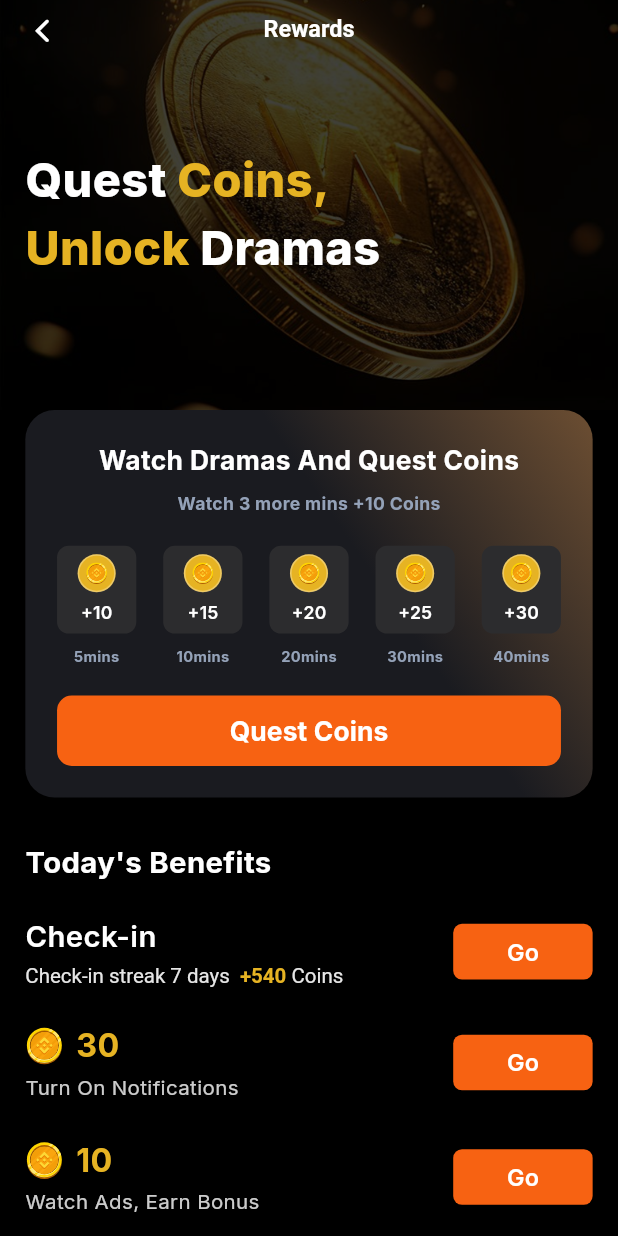
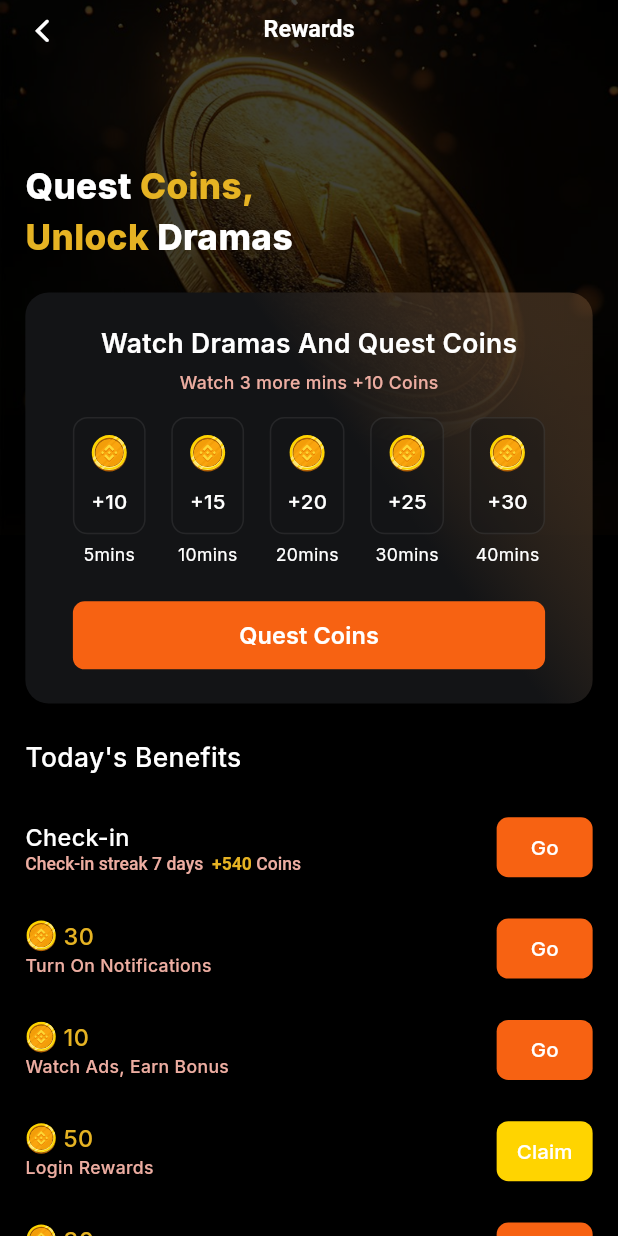
Before and after one commit to sakilkhan649/uremz100, a Flutter app: the RewardsScreen screen opened directly, on a phone screen of 412 x 824 dp. Run offline on Flutter 3.47's test engine with Material 3 defaults, Android fonts, the phone set to English and light mode, and no system bars; our stand-ins replace flutter_screenutil, flutter_svg, get, google_fonts, pinput.

Commit message:
Rewards page done

```diff
--- a/lib/View/Home/Rewards/Widget/reward_step_widget.dart
+++ b/lib/View/Home/Rewards/Widget/reward_step_widget.dart
@@ -22,46 +22,32 @@
     return Column(
       children: [
         Container(
-          width: 50.w,
-          height: 60.h,
+          padding: EdgeInsets.all(10.w),
           decoration: BoxDecoration(
-            color: Color(0xFF2C2C2E),
-            borderRadius: BorderRadius.circular(8.r),
+            color: const Color(0xFF131416).withOpacity(0.4),
+            borderRadius: BorderRadius.circular(10.r),
+            border: Border.all(color: Colors.white.withOpacity(0.08), width: 1),
           ),
           child: Column(
             mainAxisAlignment: MainAxisAlignment.center,
             children: [
-              Container(
+              SvgPicture.asset(
+                AppIcons.rewards__rank_icon,
+                height: 24.w,
                 width: 24.w,
-                height: 24.w,
-                decoration: BoxDecoration(
-                  color: AppColors.yellow100,
-                  shape: BoxShape.circle,
-                  border: Border.all(
-                    color: Colors.white.withOpacity(0.3),
-                    width: 1.w,
-                  ),
-                ),
-                child: Center(
-                  child: SvgPicture.asset(
-                    AppIcons.rewards__rank_icon,
-                    height: 14.w,
-                    width: 14.w,
-                  ),
-                ),
               ),
-              SizedBox(height: 5.h),
+              SizedBox(height: 10.h),
               CustomText(
                 text: coins,
-                fontSize: 12.sp,
-                fontWeight: FontWeight.w600,
+                fontSize: 14.sp,
+                fontWeight: FontWeight.w500,
                 color: Colors.white,
               ),
             ],
           ),
         ),
-        SizedBox(height: 8.h),
-        CustomText(text: time, fontSize: 10.sp, color: AppColors.gray200),
+        SizedBox(height: 5.h),
+        CustomText(text: time, fontSize: 12.sp, color: AppColors.white100,fontWeight: FontWeight.w400),
       ],
     );
   }
--- a/lib/View/Home/Rewards/Widget/task_item_widget.dart
+++ b/lib/View/Home/Rewards/Widget/task_item_widget.dart
@@ -29,7 +29,7 @@
   @override
   Widget build(BuildContext context) {
     return Padding(
-      padding: EdgeInsets.symmetric(vertical: 12.h),
+      padding: EdgeInsets.symmetric(vertical: 10.h),
       child: Row(
         crossAxisAlignment: CrossAxisAlignment.center,
         children: [
@@ -40,16 +40,16 @@
                 if (layoutType == 'subtitle_coins') ...[
                   CustomText(
                     text: title,
-                    fontSize: 20.sp,
-                    fontWeight: FontWeight.w600,
+                    fontSize: 16.sp,
+                    fontWeight: FontWeight.w500,
                     color: Colors.white,
                   ),
-                  SizedBox(height: 4.h),
                   RichText(
                     text: TextSpan(
                       style: TextStyle(
-                        color: Colors.white.withOpacity(0.9),
-                        fontSize: 14.sp,
+                        color: Color(0xFFEDADA1),
+                        fontSize: 12.sp,
+                        fontWeight: FontWeight.w500,
                       ),
                       children: [
                         TextSpan(text: subtitle ?? ""),
@@ -69,50 +69,45 @@
                     children: [
                       SvgPicture.asset(
                         AppIcons.rewards__rank_icon,
-                        height: 24.w,
-                        width: 24.w,
+                        height: 20.w,
+                        width: 20.w,
                       ),
-                      SizedBox(width: 8.w),
+                      SizedBox(width: 4.w),
                       CustomText(
                         text: coinsLabel ?? "",
-                        fontSize: 22.sp,
-                        fontWeight: FontWeight.w700,
+                        fontSize: 16.sp,
+                        fontWeight: FontWeight.w500,
                         color: AppColors.yellow100,
                       ),
                     ],
                   ),
-                  SizedBox(height: 2.h),
                   CustomText(
                     text: title,
-                    fontSize: 14.sp,
-                    fontWeight: FontWeight.w400,
-                    color: Colors.white.withOpacity(0.8),
+                    fontSize: 12.sp,
+                    fontWeight: FontWeight.w500,
+                    color: Color(0xFFEDADA1),
                   ),
                 ],
               ],
             ),
           ),
-          SizedBox(
-            width: 88.w,
-            height: 38.h,
-            child: ElevatedButton(
+          ElevatedButton(
             onPressed: onTap,
             style: ElevatedButton.styleFrom(
               backgroundColor: isHighlight
                   ? AppColors.yellow200
                   : AppColors.orange100,
               shape: RoundedRectangleBorder(
-                  borderRadius: BorderRadius.circular(6.r),
+                borderRadius: BorderRadius.circular(8.r),
               ),
-                padding: EdgeInsets.zero,
+              padding: EdgeInsets.symmetric(vertical: 8.h),
               elevation: 0,
             ),
             child: CustomText(
               text: buttonText,
-                fontSize: 16.sp,
-                fontWeight: FontWeight.w600,
-                color: isHighlight ? Colors.black : Colors.white,
-              ),
+              fontSize: 14.sp,
+              fontWeight: FontWeight.w500,
+              color: Colors.white,
             ),
           ),
         ],
--- a/lib/View/Home/Rewards/rewards_screen.dart
+++ b/lib/View/Home/Rewards/rewards_screen.dart
@@ -4,6 +4,7 @@
 import 'package:uremz100/Utils/app_colors.dart';
 import 'package:uremz100/Utils/app_images.dart';
 import 'package:uremz100/Widgets/Custom_AppBar.dart';
+import 'package:uremz100/Widgets/Custom_Button.dart';
 import 'package:uremz100/Widgets/Custom_Text.dart';
 import 'Controller/rewards_controller.dart';
 import 'Widget/reward_step_widget.dart';
@@ -23,25 +24,28 @@
         backgroundColor: Colors.transparent,
       ),
       body: SingleChildScrollView(
-        child: Column(
-          crossAxisAlignment: CrossAxisAlignment.start,
+        child: Stack(
           children: [
-            // Header Image with Text Overlay
-            Stack(
-              alignment: Alignment.centerLeft,
-              children: [
+            // 1. Background Image (Goes slightly under the container)
             Align(
               alignment: Alignment.topRight,
               child: Image.asset(
                 AppImages.rewards_image,
-                    height: 280.h,
+                height: 365.h,
                 width: double.infinity,
                 fit: BoxFit.cover,
               ),
             ),
-                Positioned(
-                  top: 100.h,
-                  left: 16.w,
+
+            // 2. Main Content
+            Column(
+              crossAxisAlignment: CrossAxisAlignment.start,
+              children: [
+                // Top Spacer for Header Text
+                SizedBox(height: 110.h),
+
+                Padding(
+                  padding: EdgeInsets.symmetric(horizontal: 16.w),
                   child: Column(
                     crossAxisAlignment: CrossAxisAlignment.start,
                     children: [
@@ -49,13 +53,13 @@
                         children: [
                           CustomText(
                             text: "Quest ",
-                            fontSize: 32.sp,
+                            fontSize: 24.sp,
                             fontWeight: FontWeight.w800,
                             color: Colors.white,
                           ),
                           CustomText(
                             text: "Coins,",
-                            fontSize: 32.sp,
+                            fontSize: 24.sp,
                             fontWeight: FontWeight.w800,
                             color: AppColors.yellow100,
                           ),
@@ -65,13 +69,13 @@
                         children: [
                           CustomText(
                             text: "Unlock ",
-                            fontSize: 32.sp,
+                            fontSize: 24.sp,
                             fontWeight: FontWeight.w800,
                             color: AppColors.yellow100,
                           ),
                           CustomText(
                             text: "Dramas",
-                            fontSize: 32.sp,
+                            fontSize: 24.sp,
                             fontWeight: FontWeight.w800,
                             color: Colors.white,
                           ),
@@ -80,25 +84,28 @@
                     ],
                   ),
                 ),
-              ],
-            ),
+
+                SizedBox(height: 20.h),
 
                 Padding(
                   padding: EdgeInsets.symmetric(horizontal: 16.w),
                   child: Column(
                     crossAxisAlignment: CrossAxisAlignment.start,
                     children: [
-                  // Rewards Progress Card
+                      // Rewards Progress Card (Overlaps the image)
                       Container(
                         width: double.infinity,
-                    padding: EdgeInsets.all(20.w),
+                        padding: EdgeInsets.symmetric(
+                          vertical: 22.h,
+                          horizontal: 30.w,
+                        ),
                         decoration: BoxDecoration(
-                      borderRadius: BorderRadius.circular(20.r),
+                          borderRadius: BorderRadius.circular(16.r),
                           gradient: LinearGradient(
                             colors: [
-                          const Color(0xFF6C4E32),
-                          const Color(0xFF1A1B20),
-                          const Color(0xFF1A1B20),
+                              const Color(0xFF6C4E32).withOpacity(0.5),
+                              const Color(0xFF131416),
+                              const Color(0xFF131416),
                             ],
                             begin: Alignment.topRight,
                             end: Alignment.bottomLeft,
@@ -110,19 +117,21 @@
                             CustomText(
                               text: "Watch Dramas And Quest Coins",
                               fontSize: 18.sp,
-                          fontWeight: FontWeight.w700,
+                              fontWeight: FontWeight.w600,
                               color: Colors.white,
                             ),
-                        SizedBox(height: 8.h),
+                            SizedBox(height: 5.h),
                             CustomText(
                               text: "Watch 3 more mins +10 Coins",
                               fontSize: 12.sp,
-                          color: AppColors.gray200,
+                              color: Color(0xFFEDADA1),
+                              fontWeight: FontWeight.w500,
                             ),
-                        SizedBox(height: 20.h),
+                            SizedBox(height: 15.h),
                             Obx(
                               () => Row(
-                            mainAxisAlignment: MainAxisAlignment.spaceBetween,
+                                mainAxisAlignment:
+                                    MainAxisAlignment.spaceBetween,
                                 children: controller.rewardsSteps.map((step) {
                                   return RewardStepWidget(
                                     coins: step.coins,
@@ -131,40 +140,26 @@
                                 }).toList(),
                               ),
                             ),
-                        SizedBox(height: 20.h),
-                        SizedBox(
-                          width: double.infinity,
-                          height: 48.h,
-                          child: ElevatedButton(
+                            SizedBox(height: 22.h),
+                            CustomButton(
+                              text: "Quest Coins",
+                              backgroundColor: AppColors.orange100,
                               onPressed: () {},
-                            style: ElevatedButton.styleFrom(
-                              backgroundColor: AppColors.orange100,
-                              shape: RoundedRectangleBorder(
-                                borderRadius: BorderRadius.circular(10.r),
-                              ),
-                              elevation: 0,
-                            ),
-                            child: CustomText(
-                              text: "Quest Coins",
-                              fontSize: 18.sp,
-                              fontWeight: FontWeight.w700,
-                            ),
-                          ),
                             ),
                           ],
                         ),
                       ),
 
-                  SizedBox(height: 30.h),
+                      SizedBox(height: 24.h),
 
                       // Today's Benefits Section
                       CustomText(
                         text: "Today's Benefits",
-                    fontSize: 20.sp,
-                    fontWeight: FontWeight.w700,
+                        fontSize: 18.sp,
+                        fontWeight: FontWeight.w500,
                         color: Colors.white,
                       ),
-                  SizedBox(height: 10.h),
+                      SizedBox(height: 14.h),
                       Obx(
                         () => ListView.builder(
                           shrinkWrap: true,
@@ -186,16 +181,15 @@
                         ),
                       ),
 
-                  SizedBox(height: 30.h),
+                      SizedBox(height: 24.h),
 
                       // Description Section
                       CustomText(
                         text: "Description",
-                    fontSize: 20.sp,
-                    fontWeight: FontWeight.w700,
-                    color: Colors.white,
+                        fontSize: 18.sp,
+                        fontWeight: FontWeight.w500,
                       ),
-                  SizedBox(height: 16.h),
+                      SizedBox(height: 12.h),
                       Obx(
                         () => ListView.builder(
                           shrinkWrap: true,
@@ -207,8 +201,9 @@
                               padding: EdgeInsets.only(bottom: 12.h),
                               child: CustomText(
                                 text: controller.descriptions[index],
-                            fontSize: 13.sp,
-                            color: AppColors.gray200,
+                                fontSize: 12.sp,
+                                color: Color(0xFFCFCDCD),
+                                fontWeight: FontWeight.w400,
                                 maxLines: 5,
                                 textAlign: TextAlign.start,
                               ),
@@ -216,9 +211,11 @@
                           },
                         ),
                       ),
-                  SizedBox(height: 50.h),
+                      SizedBox(height: 30.h),
                     ],
                   ),
+                ),
+              ],
             ),
           ],
         ),
```
Lines whose indentation alone changed are shown as unchanged.
